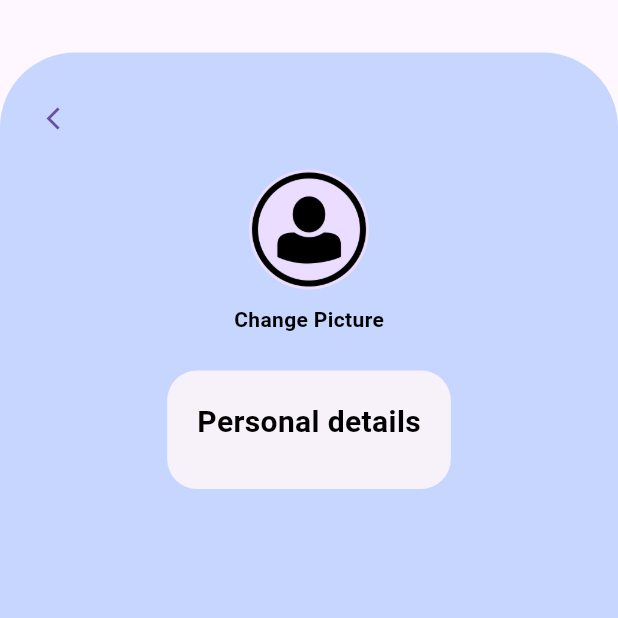
After one commit to skooi928/vitalhealth, a Flutter app: the EditProfile screen opened directly, on a phone screen of 412 x 824 dp, the top half of it. The commit adds this screen. Run offline on Flutter 3.47's test engine with Material 3 defaults, Android fonts, the phone set to English and light mode, and no system bars; our stand-ins replace firebase_auth, firebase_core, google_sign_in, shared_preferences; accounts and stored records are empty.

Commit message:
View profile done, edit profile in progress

```diff
--- /dev/null
+++ b/lib/edit_profile.dart
@@ -0,0 +1,125 @@
+import 'package:flutter/material.dart';
+import '/models/user.dart';
+
+class EditProfile extends StatefulWidget {
+  const EditProfile({Key? key}) : super(key: key);
+
+  @override
+  EditProfileState createState() => EditProfileState();
+}
+
+class EditProfileState extends State<EditProfile> {
+  // Fetch ALL user details
+  final String? displayName = UserCredentials().displayName;
+  final String? profilePicUrl = UserCredentials().profilePicUrl;
+  final String? email = UserCredentials().email;
+  final String? realName = UserCredentials().realName;
+  final String? phoneNumber = UserCredentials().phoneNumber;
+  final int? age = UserCredentials().age;
+  final String? gender = UserCredentials().gender;
+  final double? height = UserCredentials().height;
+  final double? weight = UserCredentials().weight;
+  @override
+  Widget build(BuildContext context) {
+    return Scaffold(
+      body: Stack(
+        children: [
+          // Rounded Edge Background
+          Container(
+            margin:
+                const EdgeInsets.only(top: 35.0), // Set the top margin to 35
+            decoration: const BoxDecoration(
+              color: Color.fromARGB(174, 174, 199, 255),
+              borderRadius: BorderRadius.only(
+                topLeft: Radius.circular(50.0),
+                topRight: Radius.circular(50.0),
+              ),
+            ),
+            height: MediaQuery.of(context)
+                .size
+                .height, // Set height to screen height
+            child: Column(
+              children: [
+                const SizedBox(height: 20.0), // Add spacing from the top
+                Row(
+                  mainAxisAlignment: MainAxisAlignment
+                      .spaceBetween, // Adjust spacing between items
+                  children: [
+                    Container(
+                      margin: const EdgeInsets.symmetric(
+                          horizontal: 8.0), // Add margin to the left and right
+                      child: TextButton(
+                        onPressed: () {
+                          Navigator.pop(context);
+                        },
+                        child: const Icon(
+                            Icons.arrow_back_ios), // Add your first button here
+                      ),
+                    ),
+                  ],
+                ),
+                // Profile Picture
+                Expanded(
+                  child: SingleChildScrollView(
+                    child: Padding(
+                      padding: const EdgeInsets.all(10.0),
+                      child: Column(
+                        crossAxisAlignment: CrossAxisAlignment.center,
+                        children: [
+                          // Back Button and Profile Picture with Username
+                          const Center(
+                            child: CircleAvatar(
+                              radius: 40,
+                              backgroundImage: AssetImage(
+                                  'assets/images/default_avatar.png'), // Replace with user's real image
+                            ),
+                          ),
+                          const SizedBox(height: 10),
+                          const Text(
+                            'Change Picture',
+                            style: TextStyle(
+                              fontSize: 14,
+                              fontWeight: FontWeight.bold,
+                              color: Colors.black,
+                            ),
+                          ),
+                          const SizedBox(height: 20),
+                          // Personal Details Card
+                          Card(
+                            elevation: 0,
+                            shape: RoundedRectangleBorder(
+                              borderRadius: BorderRadius.circular(20),
+                            ),
+                            child: Padding(
+                              padding: const EdgeInsets.all(20.0),
+                              child: Column(
+                                crossAxisAlignment: CrossAxisAlignment.start,
+                                children: [
+                                  const Text(
+                                    "Personal details",
+                                    style: TextStyle(
+                                      fontSize: 20,
+                                      fontWeight: FontWeight.bold,
+                                      color: Colors.black,
+                                    ),
+                                  ),
+                                  const SizedBox(height: 10),
+                                ],
+                              ),
+                            ),
+                          ),
+                          const SizedBox(height: 20),
+                          // Health Status, Calendar, Medical History Buttons
+                        ],
+                      ),
+                    ),
+                  ),
+                ),
+              ],
+            ),
+          ),
+        ],
+      ),
+    );
+  }
+}
--- a/lib/models/user.dart
+++ b/lib/models/user.dart
@@ -55,6 +55,12 @@ class UserCredentials {
   String? uid;
   String? displayName;
   String? profilePicUrl;
+  String? realName;
+  String? phoneNumber;
+  int? age;
+  String? gender;
+  double? height;
+  double? weight;
 
   // Method to fetch user data
   // Save user data to shared preferences
@@ -64,6 +70,12 @@ class UserCredentials {
     await prefs.setString('uid', uid ?? '');
     await prefs.setString('displayName', displayName ?? '');
     await prefs.setString('profilePicUrl', profilePicUrl ?? '');
+    await prefs.setString('realName', realName ?? '');
+    await prefs.setString('phoneNumber', phoneNumber ?? '');
+    await prefs.setInt('age', age ?? 0);
+    await prefs.setString('gender', gender ?? '');
+    await prefs.setDouble('height', height ?? 0.0);
+    await prefs.setDouble('weight', weight ?? 0.0);
   }
 
   // Load user data from shared preferences
@@ -73,5 +85,11 @@ class UserCredentials {
     uid = prefs.getString('uid');
     displayName = prefs.getString('displayName');
     profilePicUrl = prefs.getString('profilePicUrl');
+    realName = prefs.getString('realName');
+    phoneNumber = prefs.getString('phoneNumber');
+    age = prefs.getInt('age');
+    gender = prefs.getString('gender');
+    height = prefs.getDouble('height');
+    weight = prefs.getDouble('weight');
   }
 }
```
Also changed, not shown: lib/dailygoals.dart (+14 -7 lines), lib/healthband.dart (+13 -7 lines), lib/home.dart (+18 -6 lines), lib/view_profile.dart (added, +300 -0 lines).
